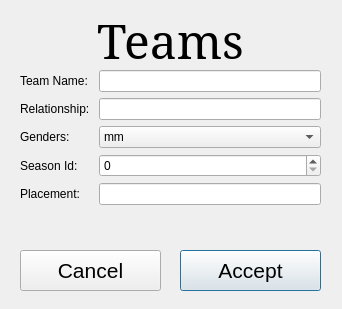
This is modifyTeams.ui in PaulSirk/dataBaseManager as Qt 5 draws it before an edit. The edited form follows.
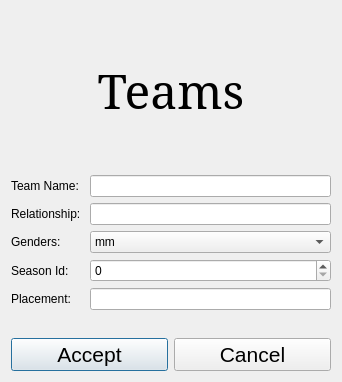
This is the edited form.

Patch:
```diff
--- a/modifyTeams.ui
+++ b/modifyTeams.ui
@@ -7,21 +7,15 @@
     <x>0</x>
     <y>0</y>
     <width>342</width>
-    <height>309</height>
+    <height>382</height>
    </rect>
   </property>
   <property name="windowTitle">
    <string>Dialog</string>
   </property>
+  <layout class="QVBoxLayout" name="verticalLayout">
+   <item>
   <widget class="QLabel" name="lblOperation">
-   <property name="geometry">
-    <rect>
-     <x>20</x>
-     <y>10</y>
-     <width>301</width>
-     <height>61</height>
-    </rect>
-   </property>
    <property name="font">
     <font>
      <family>Serif</family>
@@ -35,15 +29,8 @@
     <set>Qt::AlignCenter</set>
    </property>
   </widget>
-  <widget class="QWidget" name="formLayoutWidget">
-   <property name="geometry">
-    <rect>
-     <x>20</x>
-     <y>70</y>
-     <width>301</width>
-     <height>171</height>
-    </rect>
-   </property>
+   </item>
+   <item>
    <layout class="QFormLayout" name="frmDataset">
     <item row="0" column="0">
      <widget class="QLabel" name="lblTeamName">
@@ -128,16 +115,11 @@
      </widget>
     </item>
    </layout>
-  </widget>
+   </item>
+   <item>
+    <layout class="QHBoxLayout" name="hozLayoutTeams">
+     <item>
   <widget class="QPushButton" name="pbAccept">
-   <property name="geometry">
-    <rect>
-     <x>180</x>
-     <y>250</y>
-     <width>141</width>
-     <height>41</height>
-    </rect>
-   </property>
    <property name="font">
     <font>
      <pointsize>16</pointsize>
@@ -147,15 +129,9 @@
     <string>Accept</string>
    </property>
   </widget>
+     </item>
+     <item>
   <widget class="QPushButton" name="pbCancel">
-   <property name="geometry">
-    <rect>
-     <x>20</x>
-     <y>250</y>
-     <width>141</width>
-     <height>41</height>
-    </rect>
-   </property>
    <property name="font">
     <font>
      <pointsize>16</pointsize>
@@ -165,6 +141,10 @@
     <string>Cancel</string>
    </property>
   </widget>
+     </item>
+    </layout>
+   </item>
+  </layout>
  </widget>
  <resources/>
  <connections>
```
Lines whose indentation alone changed are shown as unchanged.
